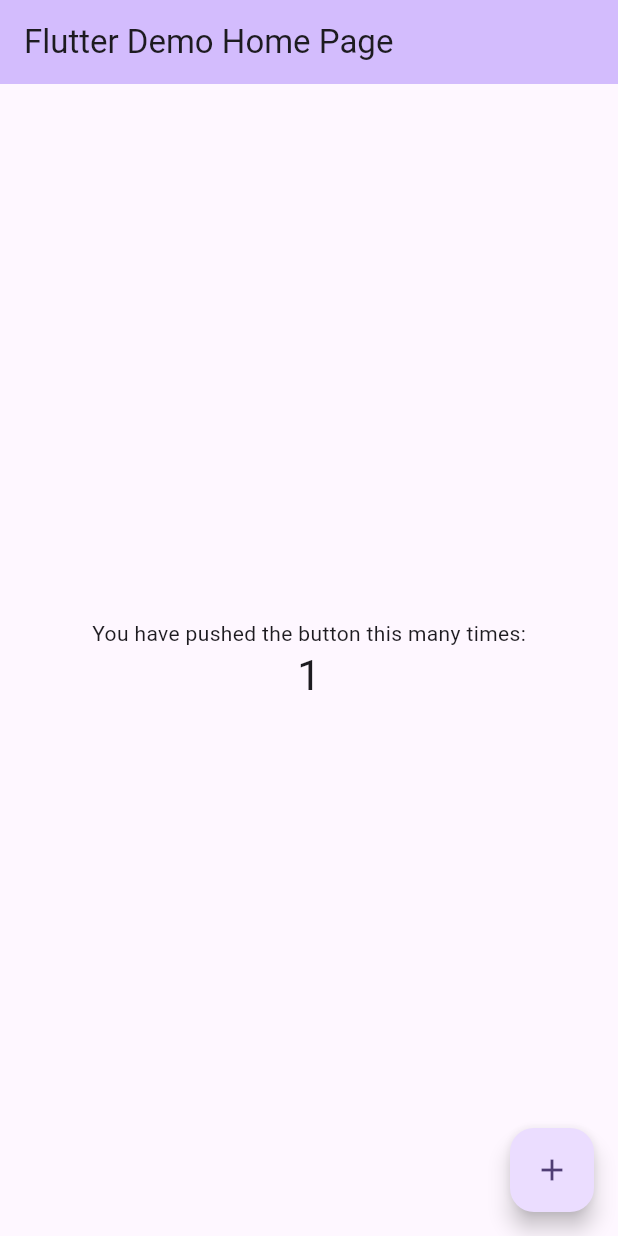
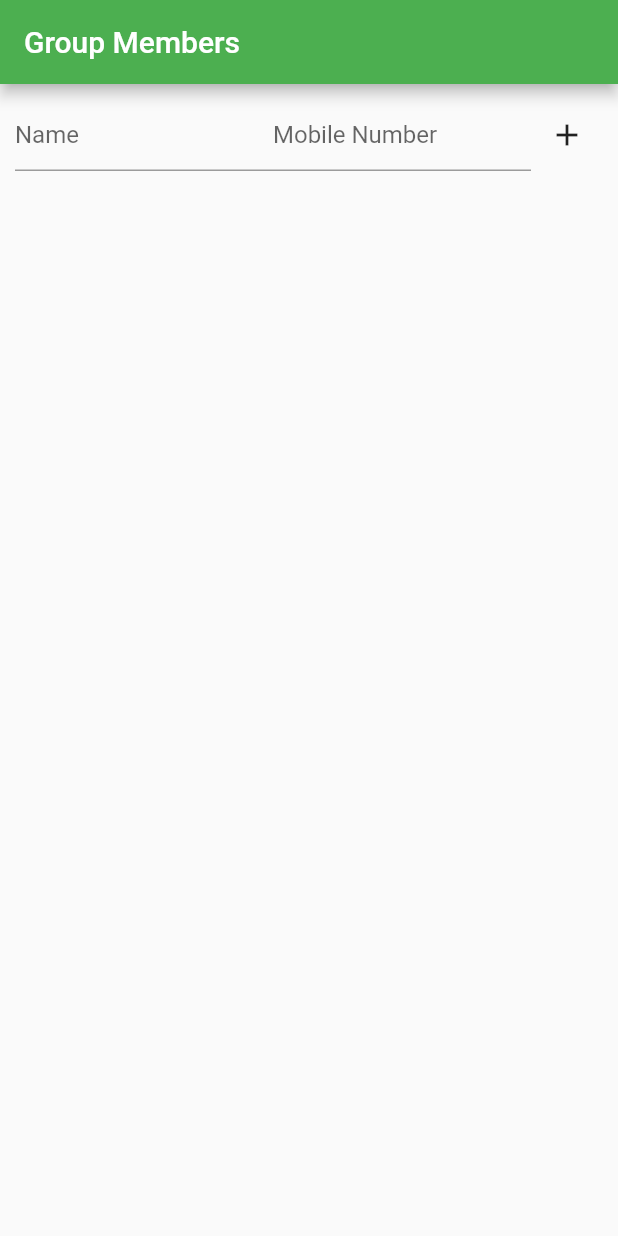
Before and after one commit to ikbhal/group_members, a Flutter app: the screen it shows after launch, after a tap on the "add" icon, on a phone screen of 412 x 824 dp. Run offline on Flutter 3.47's test engine with Material 2 defaults, Android fonts, the phone set to English and light mode, and no system bars; our stand-ins replace audioplayers.

Commit message:
group members

```diff
--- a/lib/main.dart
+++ b/lib/main.dart
@@ -1,125 +1,170 @@
 import 'package:flutter/material.dart';
+import 'package:audioplayers/audioplayers.dart';
 
 void main() {
-  runApp(const MyApp());
+  runApp(TodoApp());
 }
 
-class MyApp extends StatelessWidget {
-  const MyApp({super.key});
+class GroupMember {
+  String name;
+  String mobileNumber;
+  String? subTitle;
+  String? profileImage;
+  bool isAdmin;
 
-  // This widget is the root of your application.
+  GroupMember({
+    required this.name,
+    required this.mobileNumber,
+    this.subTitle ='',
+    this.profileImage ='',
+    this.isAdmin = false,
+  });
+}
+
+class TodoApp extends StatefulWidget {
+  @override
+  _TodoAppState createState() => _TodoAppState();
+}
+
+class _TodoAppState extends State<TodoApp> {
+  List<GroupMember> groupMembers = [];
+  TextEditingController _nameController = TextEditingController();
+  TextEditingController _mobileController = TextEditingController();
+
+  AudioPlayer audioPlayer = AudioPlayer();
+
+  void addGroupMember(GroupMember member) {
+    setState(() {
+      groupMembers.add(member);
+    });
+  }
+
+  void deleteGroupMember(int index) {
+    setState(() {
+      groupMembers.removeAt(index);
+    });
+  }
+
+  void viewGroupMember(GroupMember member) {
+    showDialog(
+      context: context,
+      builder: (BuildContext context) {
+        return AlertDialog(
+          title: Text(member.name),
+          content: Column(
+            crossAxisAlignment: CrossAxisAlignment.start,
+            mainAxisSize: MainAxisSize.min,
+            children: [
+              Text('Mobile Number: ${member.mobileNumber}'),
+              Text('Subtitle: ${member.subTitle ?? ''}'),
+              if (member.profileImage != null)
+                Image.network(member.profileImage!),
+            ],
+          ),
+          actions: [
+            TextButton(
+              onPressed: () => Navigator.of(context).pop(),
+              child: Text('Close'),
+            ),
+          ],
+        );
+      },
+    );
+  }
+
+  List<GroupMember> searchGroupMembers(String query) {
+    return groupMembers.where((member) {
+      final name = member.name.toLowerCase();
+      final mobileNumber = member.mobileNumber.toLowerCase();
+      return name.contains(query.toLowerCase()) ||
+          mobileNumber.contains(query.toLowerCase());
+    }).toList();
+  }
+
+  // Future<void> playAudio(String audioUrl) async {
+  //   int result = await audioPlayer.play(audioUrl);
+  //   if (result == 1) {
+  //     print('Audio played successfully');
+  //   } else {
+  //     print('Error playing audio');
+  //   }
+  // }
+
   @override
   Widget build(BuildContext context) {
     return MaterialApp(
-      title: 'Flutter Demo',
+      title: 'Group Members',
       theme: ThemeData(
-        // This is the theme of your application.
-        //
-        // TRY THIS: Try running your application with "flutter run". You'll see
-        // the application has a blue toolbar. Then, without quitting the app,
-        // try changing the seedColor in the colorScheme below to Colors.green
-        // and then invoke "hot reload" (save your changes or press the "hot
-        // reload" button in a Flutter-supported IDE, or press "r" if you used
-        // the command line to start the app).
-        //
-        // Notice that the counter didn't reset back to zero; the application
-        // state is not lost during the reload. To reset the state, use hot
-        // restart instead.
-        //
-        // This works for code too, not just values: Most code changes can be
-        // tested with just a hot reload.
-        colorScheme: ColorScheme.fromSeed(seedColor: Colors.deepPurple),
-        useMaterial3: true,
+        primarySwatch: Colors.green,
       ),
-      home: const MyHomePage(title: 'Flutter Demo Home Page'),
-    );
-  }
-}
-
-class MyHomePage extends StatefulWidget {
-  const MyHomePage({super.key, required this.title});
-
-  // This widget is the home page of your application. It is stateful, meaning
-  // that it has a State object (defined below) that contains fields that affect
-  // how it looks.
-
-  // This class is the configuration for the state. It holds the values (in this
-  // case the title) provided by the parent (in this case the App widget) and
-  // used by the build method of the State. Fields in a Widget subclass are
-  // always marked "final".
-
-  final String title;
-
-  @override
-  State<MyHomePage> createState() => _MyHomePageState();
-}
-
-class _MyHomePageState extends State<MyHomePage> {
-  int _counter = 0;
-
-  void _incrementCounter() {
-    setState(() {
-      // This call to setState tells the Flutter framework that something has
-      // changed in this State, which causes it to rerun the build method below
-      // so that the display can reflect the updated values. If we changed
-      // _counter without calling setState(), then the build method would not be
-      // called again, and so nothing would appear to happen.
-      _counter++;
-    });
-  }
-
-  @override
-  Widget build(BuildContext context) {
-    // This method is rerun every time setState is called, for instance as done
-    // by the _incrementCounter method above.
-    //
-    // The Flutter framework has been optimized to make rerunning build methods
-    // fast, so that you can just rebuild anything that needs updating rather
-    // than having to individually change instances of widgets.
-    return Scaffold(
-      appBar: AppBar(
-        // TRY THIS: Try changing the color here to a specific color (to
-        // Colors.amber, perhaps?) and trigger a hot reload to see the AppBar
-        // change color while the other colors stay the same.
-        backgroundColor: Theme.of(context).colorScheme.inversePrimary,
-        // Here we take the value from the MyHomePage object that was created by
-        // the App.build method, and use it to set our appbar title.
-        title: Text(widget.title),
-      ),
-      body: Center(
-        // Center is a layout widget. It takes a single child and positions it
-        // in the middle of the parent.
-        child: Column(
-          // Column is also a layout widget. It takes a list of children and
-          // arranges them vertically. By default, it sizes itself to fit its
-          // children horizontally, and tries to be as tall as its parent.
-          //
-          // Column has various properties to control how it sizes itself and
-          // how it positions its children. Here we use mainAxisAlignment to
-          // center the children vertically; the main axis here is the vertical
-          // axis because Columns are vertical (the cross axis would be
-          // horizontal).
-          //
-          // TRY THIS: Invoke "debug painting" (choose the "Toggle Debug Paint"
-          // action in the IDE, or press "p" in the console), to see the
-          // wireframe for each widget.
-          mainAxisAlignment: MainAxisAlignment.center,
-          children: <Widget>[
-            const Text(
-              'You have pushed the button this many times:',
+      home: Scaffold(
+        appBar: AppBar(
+          title: Text('Group Members'),
+        ),
+        body: Column(
+          children: [
+            Padding(
+              padding: EdgeInsets.all(10.0),
+              child: Row(
+                children: [
+                  Expanded(
+                    child: TextField(
+                      controller: _nameController,
+                      decoration: InputDecoration(
+                        hintText: 'Name',
+                      ),
+                    ),
+                  ),
+                  Expanded(
+                    child: TextField(
+                      controller: _mobileController,
+                      decoration: InputDecoration(
+                        hintText: 'Mobile Number',
+                      ),
+                    ),
+                  ),
+                  IconButton(
+                    icon: Icon(Icons.add),
+                    onPressed: () {
+                      String name = _nameController.text.trim();
+                      String mobile = _mobileController.text.trim();
+                      if (name.isNotEmpty && mobile.isNotEmpty) {
+                        addGroupMember(
+                          GroupMember(name: name, mobileNumber: mobile),
+                        );
+                        _nameController.clear();
+                        _mobileController.clear();
+                      }
+                    },
+                  ),
+                ],
+              ),
             ),
-            Text(
-              '$_counter',
-              style: Theme.of(context).textTheme.headlineMedium,
+            Expanded(
+              child: ListView.builder(
+                itemCount: groupMembers.length,
+                itemBuilder: (BuildContext context, int index) {
+                  final member = groupMembers[index];
+                  return ListTile(
+                    leading: CircleAvatar(
+                      backgroundImage: member.profileImage != null
+                          ? NetworkImage(member.profileImage!)
+                          : null,
+                    ),
+                    title: Text(member.name),
+                    subtitle: Text(member.subTitle ?? ''),
+                    trailing: IconButton(
+                      icon: Icon(Icons.delete),
+                      onPressed: () => deleteGroupMember(index),
+                    ),
+                    onTap: () => viewGroupMember(member),
+                  );
+                },
+              ),
             ),
           ],
         ),
       ),
-      floatingActionButton: FloatingActionButton(
-        onPressed: _incrementCounter,
-        tooltip: 'Increment',
-        child: const Icon(Icons.add),
-      ), // This trailing comma makes auto-formatting nicer for build methods.
     );
   }
 }
--- a/pubspec.yaml
+++ b/pubspec.yaml
@@ -35,6 +35,7 @@ dependencies:
   # The following adds the Cupertino Icons font to your application.
   # Use with the CupertinoIcons class for iOS style icons.
   cupertino_icons: ^1.0.2
+  audioplayers: ^4.1.0
 
 dev_dependencies:
   flutter_test:
```
Also changed, not shown: lib/group_member.dart (added, +15 -0 lines), pubspec.lock, 5 other files.
